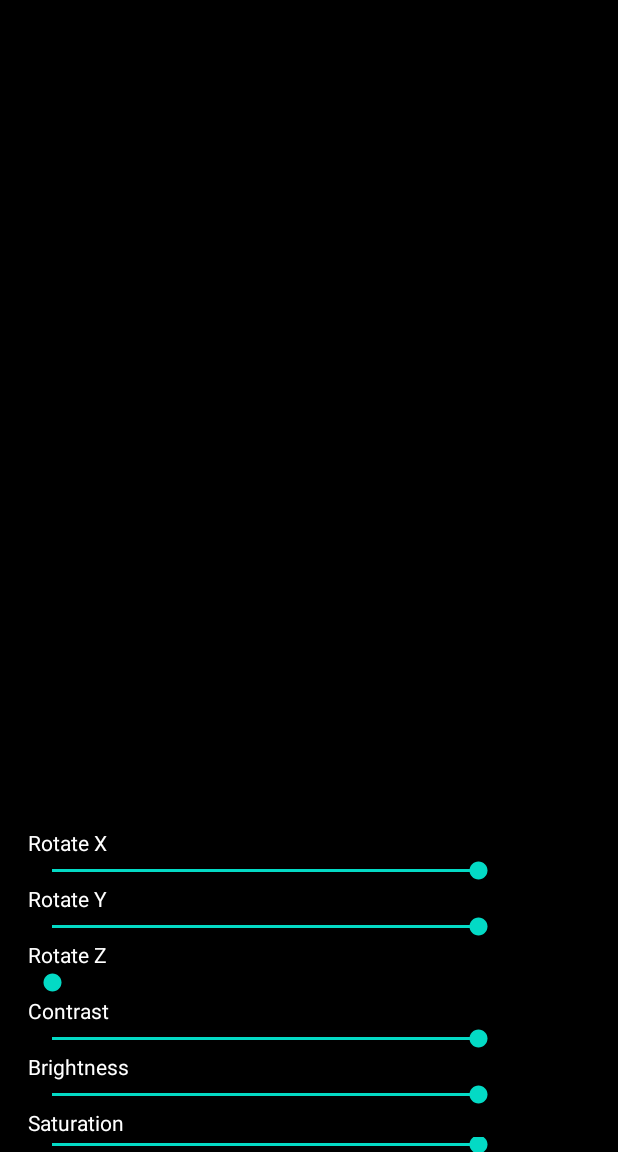
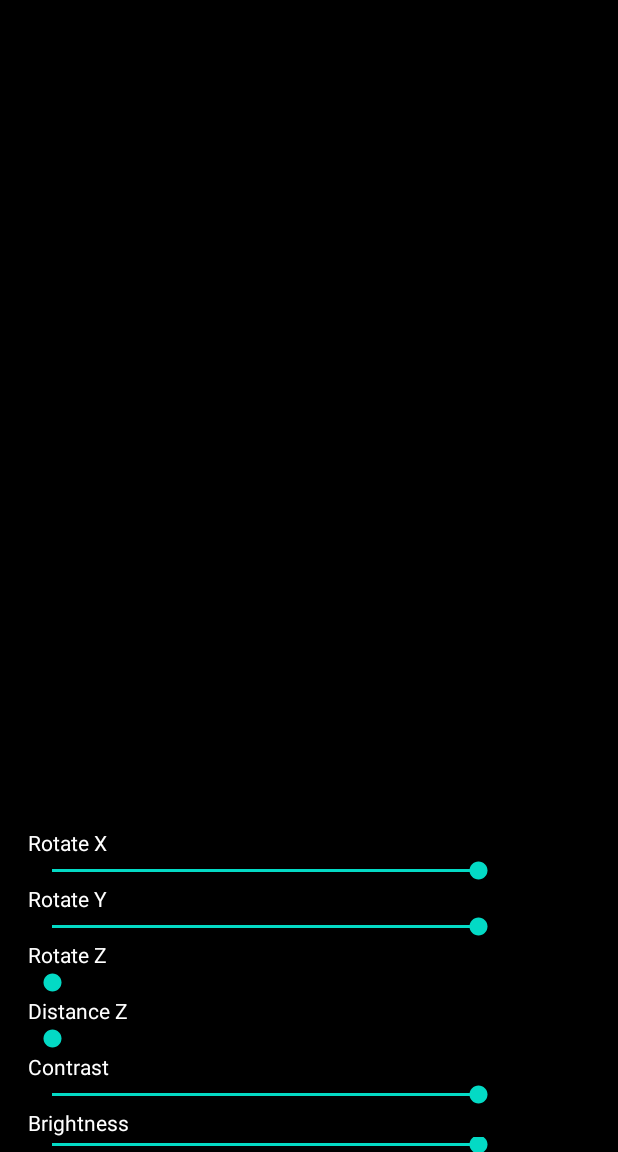
Before and after one commit to mick60316/PhotoFilter, an Android app: the screen it shows after launch (MainActivity), after a tap on "LOCK", on a phone screen of 412 x 824 dp, the part 84-1236 px from its top. Run offline under Robolectric (Android 15) with nearby library versions, the phone set to English and light mode, and no system bars; 28 statements that could not run were skipped.

Commit message:
Add distance Z

```diff
--- a/app/src/main/java/com/example/photofilter/MainActivity.java
+++ b/app/src/main/java/com/example/photofilter/MainActivity.java
@@ -40,7 +40,7 @@ public class MainActivity extends AppCompatActivity implements RadioGroup.OnChec
 
 
     private RadioGroup filerGroup;
-    private SeekBar [] seekBars=new SeekBar[7];
+    private SeekBar [] seekBars=new SeekBar[8];
     private ScaleGestureDetector mScaleGestureDetector;
 
     private static  String MikeTAG ="Mike";
@@ -62,6 +62,7 @@ public class MainActivity extends AppCompatActivity implements RadioGroup.OnChec
     private int xAngle =90;
     private int yAngle =90;
     private int zAngle =90;
+    private int distance =200;
     private int [] seekBarInitValue = new int [seekBars.length];
 
 
@@ -104,7 +105,7 @@ public class MainActivity extends AppCompatActivity implements RadioGroup.OnChec
         processImage =srcImg.clone();
 
         mScaleGestureDetector = new ScaleGestureDetector(this, new ScaleListener());
-        ImageProcess.getRotationImage(srcImg,xAngle,yAngle,zAngle);
+        ImageProcess.getRotationImage(srcImg,xAngle,yAngle,zAngle,distance);
       //  roiImage =new Mat(srcImg,roi);
         updateImageview(processImage);
 
@@ -133,6 +134,7 @@ public class MainActivity extends AppCompatActivity implements RadioGroup.OnChec
         seekBars[4] =findViewById(R.id.rotate_z_bar);
         seekBars[5] =findViewById(R.id.saturation_bar);
         seekBars[6] =findViewById(R.id.sharp_bar);
+        seekBars[7] =findViewById(R.id.distance_bar);
 
 
         for (int i =0;i<seekBars.length ;i++)
@@ -170,8 +172,12 @@ public class MainActivity extends AppCompatActivity implements RadioGroup.OnChec
                     break;
                 case R.id.warm_filter_radio:
                     MikeLog("warm");
-
                     filerImage =ImageProcess.WarmFilter(processImage);
+                    updateImageview(filerImage);
+                    break;
+                case R.id.moon_filter_radio:
+                    MikeLog("Moon");
+                    filerImage =ImageProcess.MoonFilter(processImage);
                     updateImageview(filerImage);
                     break;
                 default:
@@ -214,6 +220,10 @@ public class MainActivity extends AppCompatActivity implements RadioGroup.OnChec
 
             switch(seekBar.getId())
             {
+                case R.id.distance_bar:
+                    distance =200-i;
+                    processImage=(ImageProcess.getRotationImage(srcImgClone,xAngle,yAngle,zAngle,distance));
+                    break;
                 case R.id.sharp_bar:
                     processImage=ImageProcess.getSharpImage(srcImgClone,i);
 
@@ -233,17 +243,17 @@ public class MainActivity extends AppCompatActivity implements RadioGroup.OnChec
 
                 case R.id.rotate_x_bar:
                     xAngle=90+i-12;
-                    processImage=(ImageProcess.getRotationImage(srcImgClone,xAngle,yAngle,zAngle));
+                    processImage=(ImageProcess.getRotationImage(srcImgClone,xAngle,yAngle,zAngle,distance));
 
                     break;
                 case R.id.rotate_y_bar:
                     yAngle=90+i-12;
-                    processImage=(ImageProcess.getRotationImage(srcImgClone,xAngle,yAngle,zAngle));
+                    processImage=(ImageProcess.getRotationImage(srcImgClone,xAngle,yAngle,zAngle,distance));
 
                     break;
                 case R.id.rotate_z_bar:
                     zAngle=90+i;
-                    processImage=(ImageProcess.getRotationImage(srcImgClone,xAngle,yAngle,zAngle));
+                    processImage=(ImageProcess.getRotationImage(srcImgClone,xAngle,yAngle,zAngle,distance));
                     break;
 
             }
@@ -309,7 +319,7 @@ public class MainActivity extends AppCompatActivity implements RadioGroup.OnChec
                 case MotionEvent.ACTION_UP:
                     //MikeLog("UPUPUP");
                     if (filerImage ==null) {
-                     //   updateImageview(processImage);
+                        if (currentMode!=ROI_MODE)updateImageview(processImage);
                     }
                     else updateImageview(filerImage);
                     break;
@@ -359,33 +369,32 @@ public class MainActivity extends AppCompatActivity implements RadioGroup.OnChec
         currentMode=FILTER_MODE;
         adjust_layout.setVisibility(View.INVISIBLE);
         filter_layout.setVisibility(View.VISIBLE);
+        processImage=(ImageProcess.getRotationImage(srcImgClone,xAngle,yAngle,zAngle,distance));
     }
     private void lockROIAndChangeLayout ()
     {
 
         srcImgClone=new Mat (srcImg,roi).clone();
         currentMode =ADJUST_MODE;
-        updateImageview(ImageProcess.getRotationImage(srcImgClone,xAngle,yAngle,zAngle));
+        processImage=ImageProcess.getRotationImage(srcImgClone,xAngle,yAngle,zAngle,distance);
+        updateImageview(processImage);
         adjust_layout.setVisibility(View.VISIBLE);
         roiOkButton.setVisibility(View.INVISIBLE);
 
     }
     private void setDefault ()
     {
-
- ;
-
-
         adjust_layout.setVisibility(View.INVISIBLE);
         filter_layout.setVisibility(View.INVISIBLE);
         roiOkButton.setVisibility(View.VISIBLE);
        // updateImageview(ImageProcess.getRotationImage(srcImg,xAngle,yAngle,zAngle));
-        for (int i =0;i<seekBars.length ;i++) {
+        for (int i =0;i<seekBars.length ;i++)
+        {
             seekBars[i].setProgress(seekBarInitValue[i]);
 
         }
         currentMode = ROI_MODE;
-        ImageProcess.getRotationImage(srcImg,xAngle,yAngle,zAngle);
+        ImageProcess.getRotationImage(srcImg,xAngle,yAngle,zAngle,distance);
         filerImage=null;
 
         filerGroup.check(R.id.normal_filter_radio);
--- a/app/src/main/res/layout/activity_main.xml
+++ b/app/src/main/res/layout/activity_main.xml
@@ -73,6 +73,19 @@
             <SeekBar
                 android:id="@+id/rotate_z_bar"
                 android:max="360"
+                android:progress="0"
+                android:layout_width="900px"
+                android:layout_height="wrap_content">
+            </SeekBar>
+            <TextView
+                android:layout_width="wrap_content"
+                android:layout_height="wrap_content"
+                android:text="Distance Z"
+                android:textColor="#FFFFFFFF"
+                ></TextView>
+            <SeekBar
+                android:id="@+id/distance_bar"
+                android:max="80"
                 android:progress="0"
                 android:layout_width="900px"
                 android:layout_height="wrap_content">
@@ -153,7 +166,6 @@
                 android:layout_width="1024px"
                 android:layout_height="wrap_content"
                 android:background="#AAAAAA"
-                android:orientation="horizontal"
                 >
                 <RadioButton
                     android:checked="true"
@@ -175,6 +187,12 @@
                     android:layout_height="wrap_content"
                     android:text="Cartoon"
                     android:textColor="#FFFFFF" />
+                <RadioButton
+                    android:id="@+id/moon_filter_radio"
+                    android:layout_width="300px"
+                    android:layout_height="wrap_content"
+                    android:text="Moon"
+                    android:textColor="#FFFFFF" />
             </RadioGroup>
         </RelativeLayout>
         <Button
```
Also changed, not shown: app/src/main/java/com/example/photofilter/ImageProcess.java (+65 -6 lines).
